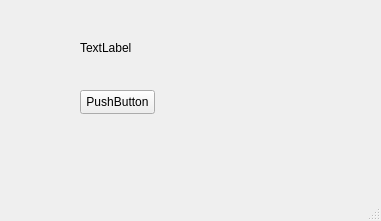
Qt form ITClassHelper/mainwindow.ui (huanhuan0812/classtools) before a commit.
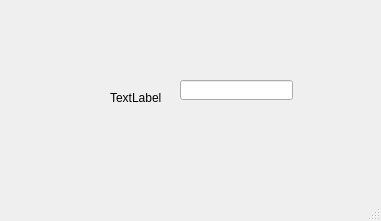
The same form after that commit.

Patch:
```diff
--- a/ITClassHelper/mainwindow.ui
+++ b/ITClassHelper/mainwindow.ui
@@ -32,23 +32,19 @@
    <bool>false</bool>
   </property>
   <widget class="QWidget" name="centralwidget">
-   <widget class="QPushButton" name="m_refreshButton">
+   <widget class="QWidget" name="widget" native="true">
     <property name="geometry">
      <rect>
       <x>80</x>
-      <y>90</y>
-      <width>75</width>
-      <height>24</height>
+      <y>50</y>
+      <width>241</width>
+      <height>101</height>
      </rect>
     </property>
-    <property name="text">
-     <string>PushButton</string>
-    </property>
-   </widget>
-   <widget class="QLabel" name="m_statusLabel">
+    <widget class="QLabel" name="label">
     <property name="geometry">
      <rect>
-      <x>80</x>
+       <x>30</x>
       <y>40</y>
       <width>54</width>
       <height>16</height>
@@ -57,6 +53,17 @@
     <property name="text">
      <string>TextLabel</string>
     </property>
+    </widget>
+    <widget class="QLineEdit" name="lineEdit">
+     <property name="geometry">
+      <rect>
+       <x>100</x>
+       <y>30</y>
+       <width>113</width>
+       <height>20</height>
+      </rect>
+     </property>
+    </widget>
    </widget>
   </widget>
   <widget class="QStatusBar" name="statusbar"/>
```
Lines whose indentation alone changed are shown as unchanged.
